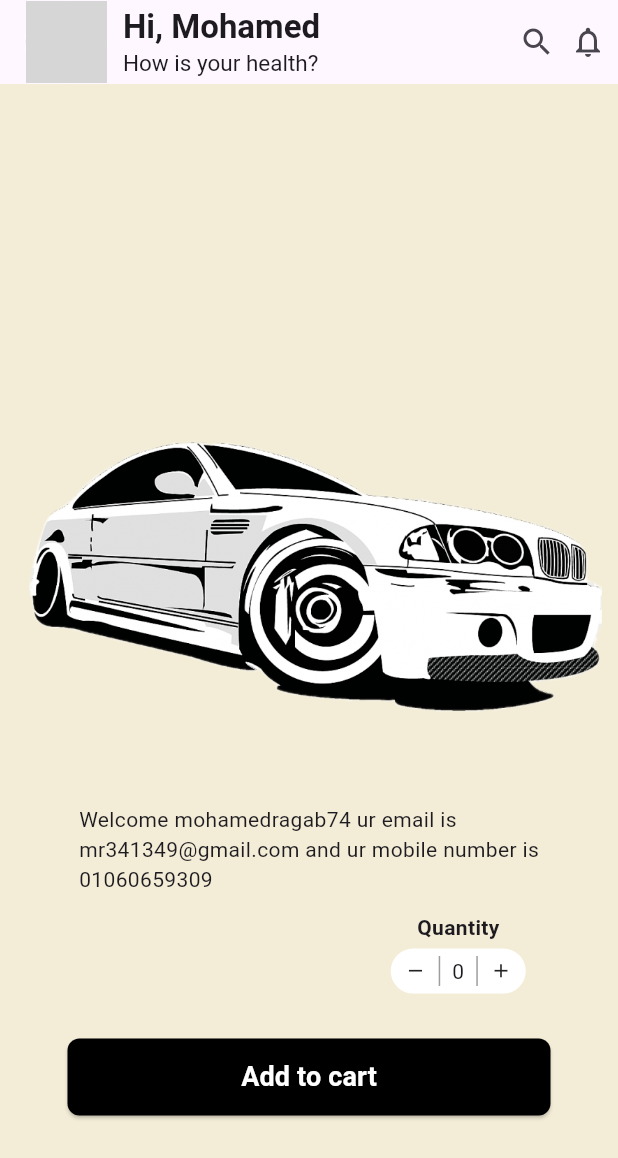
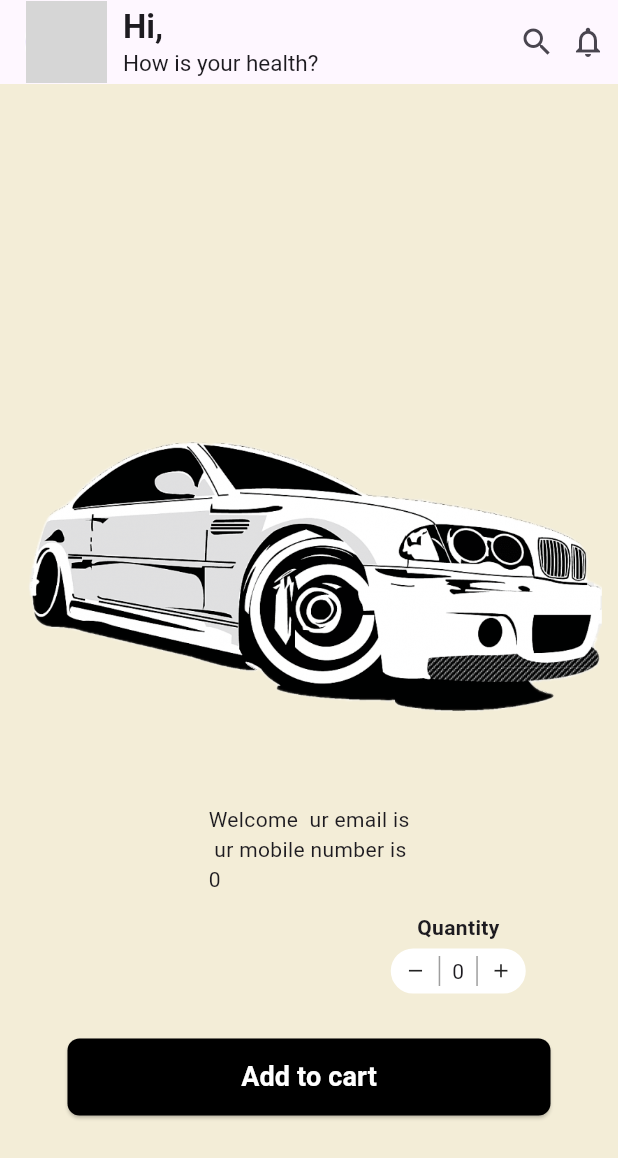
Before and after one commit to m7mdragab74/e36-bazaar, a Flutter app: the screen it shows after launch, after a tap on "Sign Up", on a phone screen of 412 x 824 dp. Shown: the top 1158 px of the screen. Run offline on Flutter 3.47's test engine with Material 3 defaults, Android fonts, the phone set to English and light mode, and no system bars; network calls fail; grey boxes are pictures that could not be loaded.

Commit message:
done add all provider methods

```diff
--- a/lib/model/e36_model.dart
+++ b/lib/model/e36_model.dart
@@ -1,34 +1,29 @@
 import 'package:flutter/material.dart';
 
 class E36Model extends ChangeNotifier {
-  late String name;
-  late String email;
-  late int phoneNumber;
-  late String password;
-  late String image;
+  String name = '';
+  String email = '';
+  String phoneNumber = '0';
+  String password = '';
+  String image = '';
   int counter = 0;
   nameNotifier() {
-    name;
     notifyListeners();
   }
 
   emailNotifier() {
-    email;
     notifyListeners();
   }
 
   phone() {
-    phoneNumber;
     notifyListeners();
   }
 
   passwordNotifier() {
-    password;
     notifyListeners();
   }
 
   imageNotifier() {
-    image;
     notifyListeners();
   }
 
--- a/lib/views/sign_up.dart
+++ b/lib/views/sign_up.dart
@@ -1,8 +1,10 @@
+import 'package:e36_bazzar/model/e36_model.dart';
 import 'package:e36_bazzar/views/welcome_page.dart';
 import 'package:e36_bazzar/widget/signup/agree_terms.dart';
 import 'package:e36_bazzar/widget/signup/custom_button.dart';
 import 'package:e36_bazzar/widget/signup/custom_text_field.dart';
 import 'package:flutter/material.dart';
+import 'package:provider/provider.dart';
 
 class SignUpPage extends StatelessWidget {
   const SignUpPage({
@@ -13,7 +15,9 @@ class SignUpPage extends StatelessWidget {
   Widget build(BuildContext context) {
     return Scaffold(
       backgroundColor: const Color(0xffF3EDD7),
-      body: Padding(
+      body: ListView(
+        children: [
+          Padding(
             padding: const EdgeInsets.all(20),
             child: Column(
               mainAxisAlignment: MainAxisAlignment.center,
@@ -31,26 +35,58 @@ class SignUpPage extends StatelessWidget {
                 const SizedBox(
                   height: 26,
                 ),
-            const CustomTextField(
+                Consumer<E36Model>(
+                  builder: (context, fullName, child) {
+                    return CustomTextField(
                       label: 'Full Name',
+                      onChange: (value) {
+                        fullName.name = value;
+                        fullName.nameNotifier();
+                      },
+                    );
+                  },
                 ),
                 const SizedBox(
                   height: 15,
                 ),
-            const CustomTextField(
+                Consumer<E36Model>(
+                  builder: (context, failEmail, child) {
+                    return CustomTextField(
                       label: 'Email',
+                      onChange: (value) {
+                        failEmail.email = value;
+                        failEmail.emailNotifier();
+                      },
+                    );
+                  },
                 ),
                 const SizedBox(
                   height: 15,
                 ),
-            const CustomTextField(
+                Consumer<E36Model>(
+                  builder: (context, failNumber, child) {
+                    return CustomTextField(
                       label: 'Mobile Number',
+                      onChange: (value) {
+                        failNumber.phoneNumber = value;
+                        failNumber.phone();
+                      },
+                    );
+                  },
                 ),
                 const SizedBox(
                   height: 15,
                 ),
-            const CustomTextField(
+                Consumer<E36Model>(
+                  builder: (context, imageUrl, child) {
+                    return CustomTextField(
                       label: 'Image Url',
+                      onChange: (value) {
+                        imageUrl.image = value;
+                        imageUrl.imageNotifier();
+                      },
+                    );
+                  },
                 ),
                 const SizedBox(
                   height: 15,
@@ -86,6 +122,8 @@ class SignUpPage extends StatelessWidget {
               ],
             ),
           ),
+        ],
+      ),
     );
   }
 }
--- a/lib/views/welcome_page.dart
+++ b/lib/views/welcome_page.dart
@@ -1,8 +1,10 @@
+import 'package:e36_bazzar/model/e36_model.dart';
 import 'package:e36_bazzar/views/details_page.dart';
 import 'package:e36_bazzar/widget/custom_app_bar.dart';
 import 'package:e36_bazzar/widget/custom_counter.dart';
 import 'package:e36_bazzar/widget/signup/custom_button.dart';
 import 'package:flutter/material.dart';
+import 'package:provider/provider.dart';
 
 class WelcomePage extends StatelessWidget {
   const WelcomePage({super.key});
@@ -21,12 +23,33 @@ class WelcomePage extends StatelessWidget {
             height: 400,
             width: 500,
           ),
-          const Column(
+          Column(
             crossAxisAlignment: CrossAxisAlignment.start,
             children: [
-              Text('Welcome mohamedragab74 ur email is'),
-              Text('mr341349@gmail.com and ur mobile number is'),
-              Text('01060659309'),
+              Consumer<E36Model>(
+                builder: (context, failName, child) {
+                  return Text(
+                    'Welcome ${failName.name} ur email is',
+                    style: const TextStyle(fontSize: 14),
+                  );
+                },
+              ),
+              Consumer<E36Model>(
+                builder: (context, failEmail, child) {
+                  return Text(
+                    '${failEmail.email} ur mobile number is',
+                    style: const TextStyle(fontSize: 14),
+                  );
+                },
+              ),
+              Consumer<E36Model>(
+                builder: (context, mobile, child) {
+                  return Text(
+                    '${mobile.phoneNumber}',
+                    style: const TextStyle(fontSize: 14),
+                  );
+                },
+              ),
             ],
           ),
           const SizedBox(
--- a/lib/widget/custom_app_bar.dart
+++ b/lib/widget/custom_app_bar.dart
@@ -1,4 +1,6 @@
+import 'package:e36_bazzar/model/e36_model.dart';
 import 'package:flutter/material.dart';
+import 'package:provider/provider.dart';
 
 class CustomAppBar extends StatelessWidget implements PreferredSizeWidget {
   const CustomAppBar({super.key});
@@ -9,7 +11,9 @@ class CustomAppBar extends StatelessWidget implements PreferredSizeWidget {
       automaticallyImplyLeading: false,
       title: Row(
         children: [
-          CircleAvatar(
+          Consumer<E36Model>(
+            builder: (context, image, child) {
+              return CircleAvatar(
                 radius: 28,
                 backgroundColor: Colors.transparent,
                 child: Container(
@@ -20,24 +24,31 @@ class CustomAppBar extends StatelessWidget implements PreferredSizeWidget {
                       width: 0.6,
                     ),
                   ),
-              child: const CircleAvatar(
+                  child: CircleAvatar(
                     radius: 27,
-                backgroundImage:
-                    NetworkImage("https://avatar.iran.liara.run/public/31"),
+                    backgroundImage: NetworkImage(image.image.isNotEmpty
+                        ? image.image
+                        : 'https://avatar.iran.liara.run/public/31'),
                   ),
                 ),
+              );
+            },
           ),
           const SizedBox(width: 10),
-          const Column(
+          Column(
             crossAxisAlignment: CrossAxisAlignment.start,
             children: [
-              Text(
-                'Hi, Mohamed',
-                style: TextStyle(
+              Consumer<E36Model>(
+                builder: (context, name, child) {
+                  return Text(
+                    'Hi, ${name.name}',
+                    style: const TextStyle(
                       fontWeight: FontWeight.bold,
                     ),
+                  );
+                },
               ),
-              Text(
+              const Text(
                 'How is your health?',
                 style: TextStyle(
                   fontSize: 15,
--- a/lib/widget/signup/custom_text_field.dart
+++ b/lib/widget/signup/custom_text_field.dart
@@ -7,16 +7,19 @@ class CustomTextField extends StatelessWidget {
     this.keyboardType = TextInputType.text,
     this.obscureText = false,
     this.icon,
+    this.onChange,
   });
 
   final String label;
   final TextInputType keyboardType;
   final bool obscureText;
   final Icon? icon;
+  final void Function(String)? onChange;
 
   @override
   Widget build(BuildContext context) {
     return TextField(
+      onChanged: onChange,
       keyboardType: keyboardType,
       obscureText: obscureText,
       decoration: InputDecoration(
```
Lines whose indentation alone changed are shown as unchanged.
